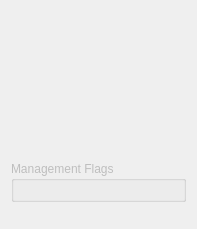
Old version of the form FWAdminLib/IOSAppDetailsTab.ui in the repository fw-dev/translations.
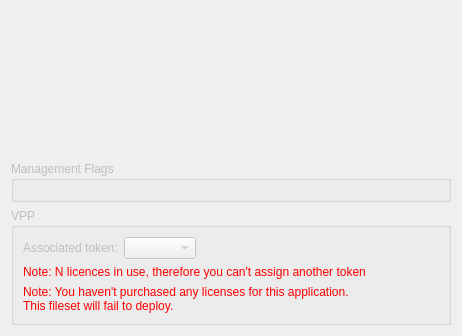
New version of the form. Custom widgets are drawn as their Qt base class.

```diff
--- a/FWAdminLib/IOSAppDetailsTab.ui
+++ b/FWAdminLib/IOSAppDetailsTab.ui
@@ -6,8 +6,8 @@
    <rect>
     <x>0</x>
     <y>0</y>
-    <width>197</width>
-    <height>229</height>
+    <width>462</width>
+    <height>336</height>
    </rect>
   </property>
   <property name="maximumSize">
@@ -16,7 +16,7 @@
     <height>99999</height>
    </size>
   </property>
-  <layout class="QVBoxLayout" name="verticalLayout_6" stretch="0,0,0,1">
+  <layout class="QVBoxLayout" name="verticalLayout_6" stretch="0,0,0,0,1">
    <item>
     <layout class="QHBoxLayout" name="horizontalLayout_2" stretch="0,0,1">
      <item>
@@ -251,6 +251,69 @@
      </item>
     </layout>
    </item>
+   <item>
+    <widget class="QGroupBox" name="vppGroupBox">
+     <property name="enabled">
+      <bool>false</bool>
+     </property>
+     <property name="title">
+      <string>VPP</string>
+     </property>
+     <layout class="QVBoxLayout" name="verticalLayout_2">
+      <item>
+       <layout class="QHBoxLayout" name="horizontalLayout_5">
+        <item>
+         <widget class="QLabel" name="label">
+          <property name="text">
+           <string>Associated token:</string>
+          </property>
+         </widget>
+        </item>
+        <item>
+         <widget class="QComboBox" name="vppTokensComboBox"/>
+        </item>
+        <item>
+         <spacer name="horizontalSpacer">
+          <property name="orientation">
+           <enum>Qt::Horizontal</enum>
+          </property>
+          <property name="sizeHint" stdset="0">
+           <size>
+            <width>40</width>
+            <height>20</height>
+           </size>
+          </property>
+         </spacer>
+        </item>
+       </layout>
+      </item>
+      <item>
+       <widget class="QLabel" name="vppLicenseInUseHintLabel">
+        <property name="enabled">
+         <bool>false</bool>
+        </property>
+        <property name="styleSheet">
+         <string notr="true">color: red</string>
+        </property>
+        <property name="text">
+         <string>Note: N licences in use, therefore you can't assign another token</string>
+        </property>
+       </widget>
+      </item>
+      <item>
+       <widget class="QLabel" name="vppTokenWithoutLicenseHintLabel">
+        <property name="styleSheet">
+         <string notr="true">color: red</string>
+        </property>
+        <property name="text">
+         <string>Note: You haven't purchased any licenses for this application.
+This fileset will fail to deploy.</string>
+        </property>
+       </widget>
+      </item>
+     </layout>
+    </widget>
+   </item>
    <item>
     <spacer name="verticalSpacer">
      <property name="orientation">
```
Left out of the diff: 11 changed lines with no effect on the pictures.
